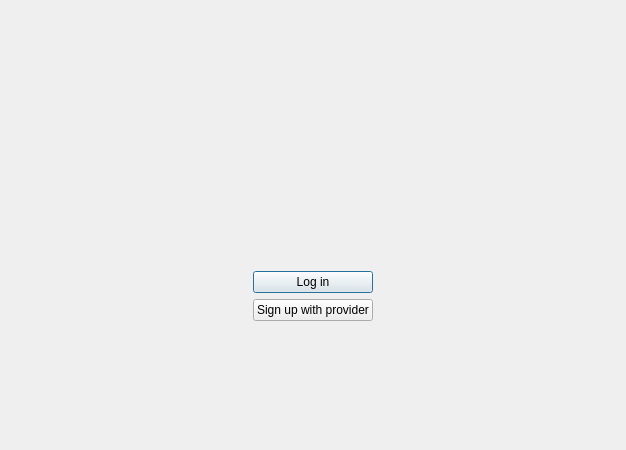
First picture: the form in src/gui/wizard/welcomepage.ui, repository IONOS-Productivity/nc-desktop, before the edit.
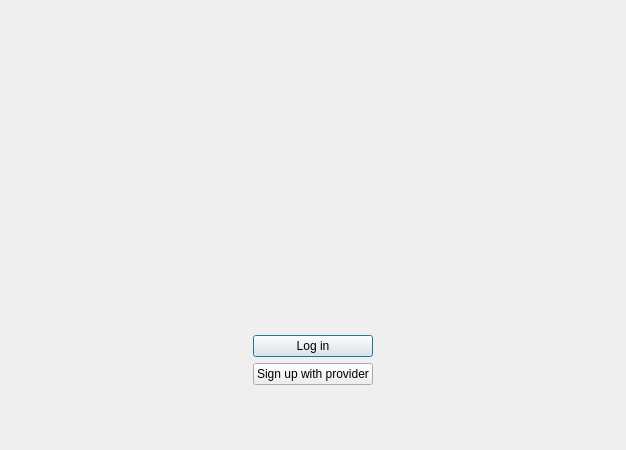
Second picture: the form after the edit. Custom widgets are drawn as their Qt base class.

Commit message: [SES-165] set correct sizes in login view

The edit to the form file:
```diff
--- a/src/gui/wizard/welcomepage.ui
+++ b/src/gui/wizard/welcomepage.ui
@@ -49,7 +49,7 @@
                             <property name="sizeHint" stdset="0">
                                 <size>
                                     <width>20</width>
-                                    <height>70</height>
+                                    <height>95</height>
                                 </size>
                             </property>
                         </spacer>
@@ -127,12 +127,12 @@
                                 <enum>Qt::Vertical</enum>
                             </property>
                             <property name="sizeType">
-                                <enum>QSizePolicy::Fixed</enum>
+                                <enum>QSizePolicy::Expanding</enum>
                             </property>
                             <property name="sizeHint" stdset="0">
                                 <size>
                                     <width>20</width>
-                                    <height>50</height>
+                                    <height>90</height>
                                 </size>
                             </property>
                         </spacer>
@@ -168,10 +168,13 @@
                                             <property name="orientation">
                                                 <enum>Qt::Vertical</enum>
                                             </property>
+                                            <property name="sizeType">
+                                                <enum>QSizePolicy::MinimumExpanding</enum>
+                                            </property>
                                             <property name="sizeHint" stdset="0">
                                                 <size>
                                                     <width>20</width>
-                                                    <height>0</height>
+                                                    <height>90</height>
                                                 </size>
                                             </property>
                                         </spacer>
@@ -210,10 +213,13 @@
                                             <property name="orientation">
                                                 <enum>Qt::Vertical</enum>
                                             </property>
+                                            <property name="sizeType">
+                                                <enum>QSizePolicy::Preferred</enum>
+                                            </property>
                                             <property name="sizeHint" stdset="0">
                                                 <size>
                                                     <width>20</width>
-                                                    <height>60</height>
+                                                    <height>48</height>
                                                 </size>
                                             </property>
                                         </spacer>
```
